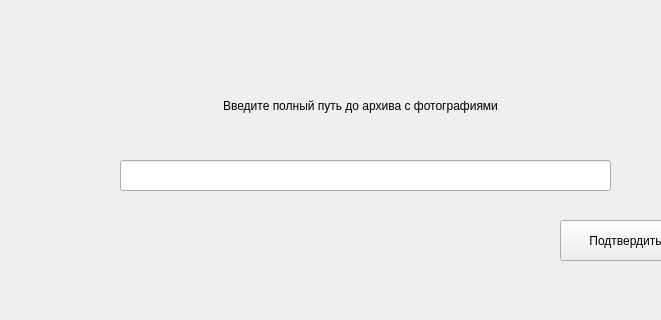
Old version of the form path_to_ZIP.ui in the repository moiz303/google_downloader; both pictures show x 0 to 661 and y 0 to 320 of the 745 by 470 pixel window.
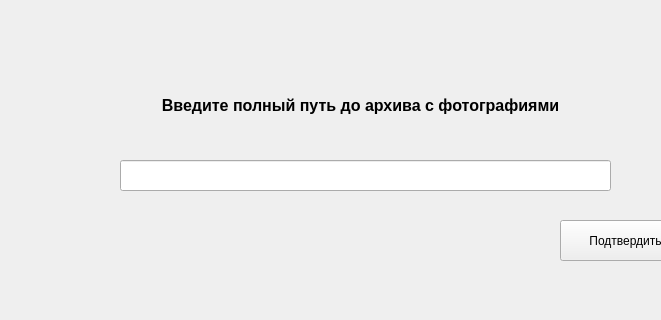
New version of the form.

The edit to the form file:
```diff
--- a/path_to_ZIP.ui
+++ b/path_to_ZIP.ui
@@ -22,6 +22,13 @@
      <height>31</height>
     </rect>
    </property>
+   <property name="font">
+    <font>
+     <pointsize>12</pointsize>
+     <weight>75</weight>
+     <bold>true</bold>
+    </font>
+   </property>
    <property name="text">
     <string>Введите полный путь до архива с фотографиями</string>
    </property>
```
